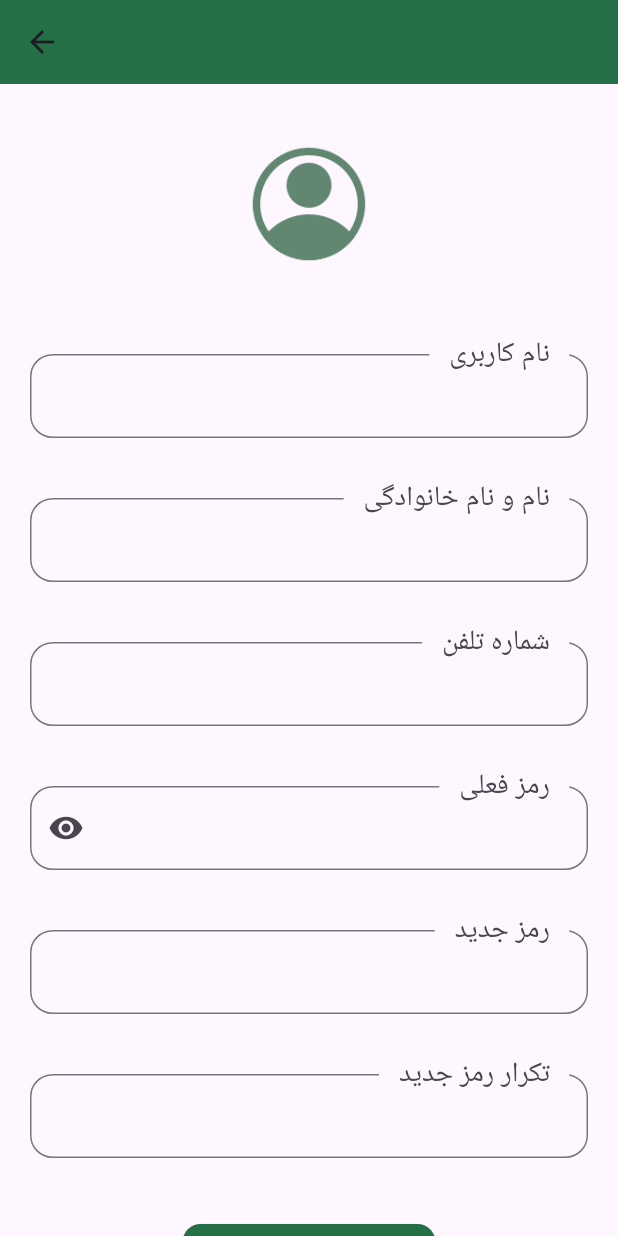
After one commit to MohammadHuseyn/blink, a Flutter app: the ProfileEdit screen opened directly, on a phone screen of 412 x 824 dp. The commit adds this screen. Run offline on Flutter 3.47's test engine with Material 3 defaults, Android fonts, the phone set to English and light mode, and no system bars; our stand-ins replace flutter_map, flutter_native_splash, latlong2; Roboto replaces fonts that are missing (shabnam).

```diff
--- a/lib/main.dart
+++ b/lib/main.dart
@@ -1,5 +1,6 @@
 import 'package:blink/pages/Home.dart';
 import 'package:blink/pages/Login.dart';
+import 'package:blink/pages/OrderSubmitted.dart';
 import 'package:blink/pages/Signup.dart';
 import 'package:flutter/material.dart';
 
@@ -36,6 +37,6 @@ class _MyHomePageState extends State<MyHomePage> {
   @override
   Widget build(BuildContext context) {
     FlutterNativeSplash.remove();
-    return Home();
+    return OrderSubmitted();
   }
 }
--- a/lib/pages/OrderSubmitted.dart
+++ b/lib/pages/OrderSubmitted.dart
@@ -12,6 +12,27 @@ class _OrderSubmittedState extends State<OrderSubmitted> {
   @override
   Widget build(BuildContext context) {
     return Scaffold(
+      bottomNavigationBar: Padding(
+        padding: EdgeInsets.symmetric(vertical: 20, horizontal: 20),
+        child: SizedBox(
+          height: MediaQuery.of(context).size.height * 0.085,
+          child: ElevatedButton(
+            onPressed: () {},
+            child:Text("   پیگیری سفارش   ",
+              style: TextStyle(
+                fontSize: 25,
+              ),),
+            style: ButtonStyle(
+                shape: MaterialStateProperty.all<RoundedRectangleBorder>(
+                  RoundedRectangleBorder(
+                    borderRadius: BorderRadius.circular(12),
+                  ),
+                ),
+                backgroundColor: MaterialStateColor.resolveWith((states) => Color(0xFF256F46))
+            ),
+          ),
+        ),
+      ),
       body: Center(
           child: Container(
         color: Colors.white,
--- /dev/null
+++ b/lib/pages/ProfileEdit.dart
@@ -0,0 +1,208 @@
+import 'package:flutter/cupertino.dart';
+import 'package:flutter/material.dart';
+
+class ProfileEdit extends StatefulWidget {
+  const ProfileEdit({super.key});
+
+  @override
+  State<ProfileEdit> createState() => _ProfileEditState();
+}
+
+var showPass = false;
+var currPass = TextEditingController();
+class _ProfileEditState extends State<ProfileEdit> {
+  @override
+  Widget build(BuildContext context) {
+    return Scaffold(
+      appBar: AppBar(
+        elevation: 0,
+        backgroundColor: Color(0xFF256F46),
+      ),
+      body: SingleChildScrollView(
+        child: Center(
+          child: Column(
+            children: [
+              Padding(
+                padding: const EdgeInsets.symmetric(vertical: 40),
+                child: ImageIcon(
+                  AssetImage('images/account.png'),
+                  color: Color(0xFF618771),
+                  size: 80,
+                ),
+              ),
+              Padding(
+                padding: const EdgeInsets.only(
+                    top: 20, right: 20, left: 20, bottom: 20),
+                child: Directionality(
+                    textDirection: TextDirection.rtl,
+                    child: Theme(
+                      data: ThemeData(
+                        primaryColor: Colors.redAccent,
+                        primaryColorDark: Colors.red,
+                      ),
+                      child: const TextField(
+                        decoration: InputDecoration(
+                          border: OutlineInputBorder(
+                              borderSide: BorderSide(color: Colors.teal),
+                              borderRadius:
+                              BorderRadius.all(Radius.circular(15))),
+                          labelText: '  نام کاربری  ',
+                          floatingLabelStyle: TextStyle(fontSize: 25),
+                          floatingLabelBehavior: FloatingLabelBehavior.always,
+                          labelStyle: TextStyle(fontSize: 25, fontFamily: 'shabnam'),
+                        ),
+                      ),
+                    )),
+              ),
+              Padding(
+                padding: const EdgeInsets.only(
+                    top: 20, right: 20, left: 20, bottom: 20),
+                child: Directionality(
+                    textDirection: TextDirection.rtl,
+                    child: Theme(
+                      data: ThemeData(
+                        primaryColor: Colors.redAccent,
+                        primaryColorDark: Colors.red,
+                      ),
+                      child: const TextField(
+                        decoration: InputDecoration(
+                          border: OutlineInputBorder(
+                              borderSide: BorderSide(color: Colors.teal),
+                              borderRadius:
+                              BorderRadius.all(Radius.circular(15))),
+                          labelText: '  نام و نام خانوادگی  ',
+                          floatingLabelStyle: TextStyle(fontSize: 25),
+                          floatingLabelBehavior: FloatingLabelBehavior.always,
+                          labelStyle: TextStyle(fontSize: 25, fontFamily: 'shabnam'),
+                        ),
+                      ),
+                    )),
+              ),
+              Padding(
+                padding: const EdgeInsets.only(
+                    top: 20, right: 20, left: 20, bottom: 20),
+                child: Directionality(
+                    textDirection: TextDirection.rtl,
+                    child: Theme(
+                      data: ThemeData(
+                        primaryColor: Colors.redAccent,
+                        primaryColorDark: Colors.red,
+                      ),
+                      child: const TextField(
+                        decoration: InputDecoration(
+                          border: OutlineInputBorder(
+                              borderSide: BorderSide(color: Colors.teal),
+                              borderRadius:
+                              BorderRadius.all(Radius.circular(15))),
+                          labelText: '  شماره تلفن  ',
+                          floatingLabelStyle: TextStyle(fontSize: 25),
+                          floatingLabelBehavior: FloatingLabelBehavior.always,
+                          labelStyle: TextStyle(fontSize: 25, fontFamily: 'shabnam'),
+                        ),
+                      ),
+                    )),
+              ),
+              Padding(
+                padding: const EdgeInsets.only(
+                    top: 20, right: 20, left: 20, bottom: 20),
+                child: Directionality(
+                    textDirection: TextDirection.rtl,
+                    child: Theme(
+                      data: ThemeData(
+                        primaryColor: Colors.redAccent,
+                        primaryColorDark: Colors.red,
+                      ),
+                      child: TextField(
+                        obscureText: !showPass,
+                        controller: currPass,
+                        decoration: InputDecoration(
+                          suffixIcon: IconButton(onPressed: (){
+                            setState(() {
+                              showPass = !showPass;
+                            });
+                          }, icon: Icon(Icons.remove_red_eye)),
+                          border: OutlineInputBorder(
+                              borderSide: BorderSide(color: Colors.teal),
+                              borderRadius:
+                              BorderRadius.all(Radius.circular(15))),
+                          labelText: '  رمز فعلی  ',
+                          floatingLabelStyle: TextStyle(fontSize: 25),
+                          floatingLabelBehavior: FloatingLabelBehavior.always,
+                          labelStyle: TextStyle(fontSize: 25, fontFamily: 'shabnam'),
+                        ),
+                      ),
+                    )),
+              ),
+              Padding(
+                padding: const EdgeInsets.only(
+                    top: 20, right: 20, left: 20, bottom: 20),
+                child: Directionality(
+                    textDirection: TextDirection.rtl,
+                    child: Theme(
+                      data: ThemeData(
+                        primaryColor: Colors.redAccent,
+                        primaryColorDark: Colors.red,
+                      ),
+                      child: const TextField(
+                        decoration: InputDecoration(
+                          border: OutlineInputBorder(
+                              borderSide: BorderSide(color: Colors.teal),
+                              borderRadius:
+                              BorderRadius.all(Radius.circular(15))),
+                          labelText: '  رمز جدید  ',
+                          floatingLabelStyle: TextStyle(fontSize: 25),
+                          floatingLabelBehavior: FloatingLabelBehavior.always,
+                          labelStyle: TextStyle(fontSize: 25, fontFamily: 'shabnam'),
+                        ),
+                      ),
+                    )),
+              ),
+              Padding(
+                padding: const EdgeInsets.only(
+                    top: 20, right: 20, left: 20, bottom: 20),
+                child: Directionality(
+                    textDirection: TextDirection.rtl,
+                    child: Theme(
+                      data: ThemeData(
+                        primaryColor: Colors.redAccent,
+                        primaryColorDark: Colors.red,
+                      ),
+                      child: const TextField(
+                        decoration: InputDecoration(
+                          border: OutlineInputBorder(
+                              borderSide: BorderSide(color: Colors.teal),
+                              borderRadius:
+                              BorderRadius.all(Radius.circular(15))),
+                          labelText: '  تکرار رمز جدید  ',
+                          floatingLabelStyle: TextStyle(fontSize: 25),
+                          floatingLabelBehavior: FloatingLabelBehavior.always,
+                          labelStyle: TextStyle(fontSize: 25, fontFamily: 'shabnam'),
+                        ),
+                      ),
+                    )),
+              ),
+              Padding(
+                padding: EdgeInsets.symmetric(vertical: 20, horizontal: 20),
+                child: ElevatedButton(
+                  onPressed: () {},
+                  child:Text("   ثبت تغییرات   ",
+                    style: TextStyle(
+                        fontSize: 20,
+                    ),),
+                  style: ButtonStyle(
+                      shape: MaterialStateProperty.all<RoundedRectangleBorder>(
+                        RoundedRectangleBorder(
+                          borderRadius: BorderRadius.circular(12),
+                        ),
+                      ),
+                      backgroundColor: MaterialStateColor.resolveWith((states) => Color(0xFF256F46))
+                  ),
+                ),
+              )
+            ],
+          ),
+        ),
+      ),
+    );
+  }
+}
```
